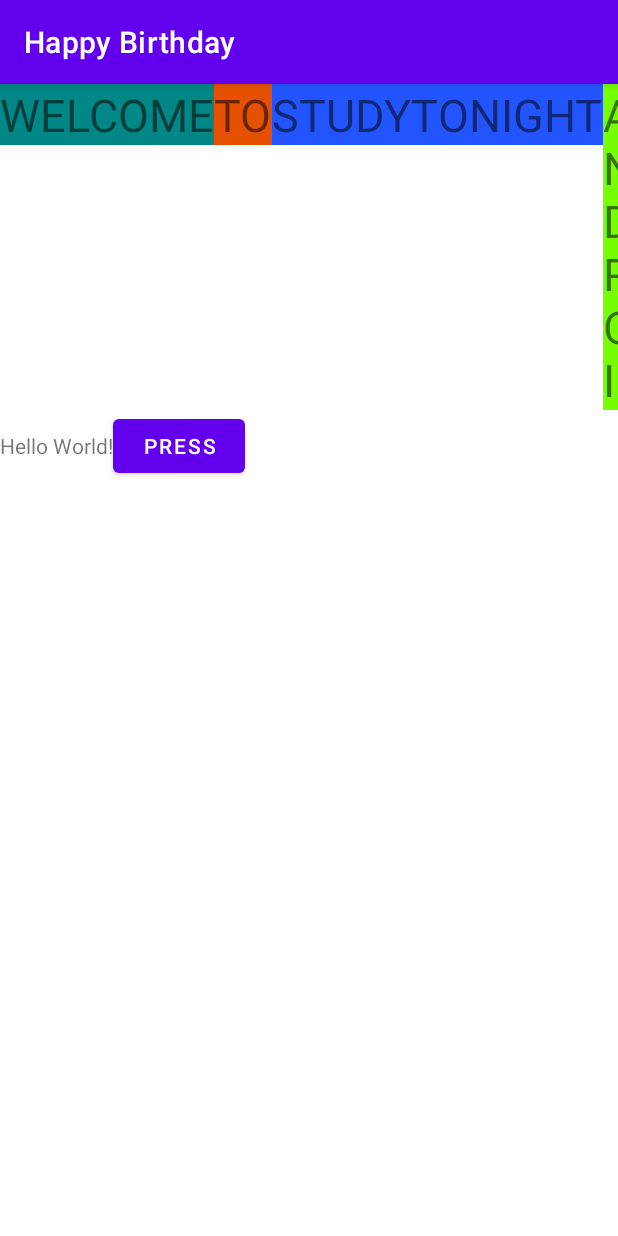
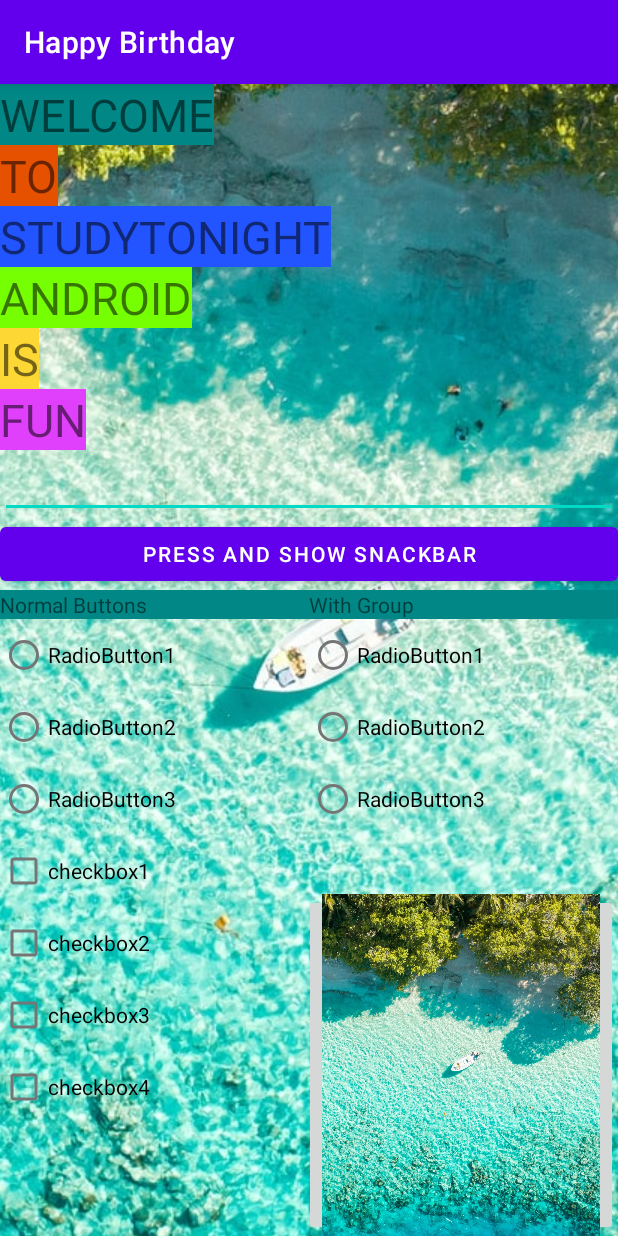
Before and after one commit to rishabhBajpayi/Loconav-Training, an Android app: the screen it shows after launch (MainActivity), on a phone screen of 412 x 824 dp. Run offline under Robolectric (Android 15) with nearby library versions, the phone set to English and light mode, and no system bars.

Commit message:
7may till snackBar

```diff
--- a/app/src/main/java/com/example/happybirthday/MainActivity.kt
+++ b/app/src/main/java/com/example/happybirthday/MainActivity.kt
@@ -1,21 +1,41 @@
 package com.example.happybirthday
 
 import android.os.Bundle
-import android.widget.Button
-import android.widget.LinearLayout
+import android.view.View
+import android.widget.CheckBox
+import android.widget.Toast
 import androidx.appcompat.app.AppCompatActivity
+import com.google.android.material.snackbar.Snackbar
 
 
 class MainActivity : AppCompatActivity() {
     override fun onCreate(savedInstanceState: Bundle?) {
         super.onCreate(savedInstanceState)
         setContentView(R.layout.activity_main)
-        val myButton = Button(this)
-        myButton.layoutParams = LinearLayout.LayoutParams(
-            LinearLayout.LayoutParams.MATCH_PARENT,
-            LinearLayout.LayoutParams.MATCH_PARENT
-        )
-
+        Toast.makeText(applicationContext,"Application is Started",Toast.LENGTH_SHORT).show()
+//        val pressButton = findViewById<View>(R.id.press) as Button
+//        pressButton.setOnClickListener {
+//            print("button pressed");
+//        }
+//        checkStateOfCheckBox()
     }
 
+    fun buttonPressed(v :View){
+        println("button pressed from UI call")
+        val btn = Toast.makeText(applicationContext,"Button Pressed",Toast.LENGTH_SHORT)
+        btn.show();
+        Snackbar.make(v,"Basic SnackBar",4000).setAction("Yes",View.OnClickListener {
+            Toast.makeText(applicationContext,"Dismiss SnackBar",Toast.LENGTH_SHORT).show()
+        }).show()
+    }
+    fun imagePressed(v :View){
+        println("image pressed from UI call")
+        val img = Toast.makeText(applicationContext,"Image Pressed",Toast.LENGTH_SHORT)
+        img.show()
+    }
+    fun checkStateOfCheckBox (){
+        val checkBox = findViewById<View>(android.R.id.checkbox) as CheckBox
+        val checkBoxState = checkBox.isChecked
+        print(checkBoxState)
+    }
 }
--- a/app/src/main/res/layout/activity_main.xml
+++ b/app/src/main/res/layout/activity_main.xml
@@ -1,5 +1,5 @@
 <?xml version="1.0" encoding="utf-8"?>
-<LinearLayout xmlns:android="http://schemas.android.com/apk/res/android"
+<FrameLayout xmlns:android="http://schemas.android.com/apk/res/android"
     xmlns:app="http://schemas.android.com/apk/res-auto"
     xmlns:tools="http://schemas.android.com/tools"
     android:layout_width="match_parent"
@@ -7,10 +7,21 @@
     android:orientation="vertical"
     tools:context=".MainActivity">
 
+    <ImageView
+        android:layout_width="match_parent"
+        android:layout_height="match_parent"
+        android:src="@drawable/beach"
+        android:scaleType="center"/>
+    <LinearLayout
+        android:layout_width="match_parent"
+        android:layout_height="match_parent"
+        android:orientation="vertical">
+
         <LinearLayout
             android:isScrollContainer="true"
             android:layout_width="wrap_content"
-        android:layout_height="wrap_content">
+            android:layout_height="wrap_content"
+            android:orientation="vertical">
 
         <TextView
             android:layout_width="wrap_content"
@@ -61,23 +72,130 @@
             android:textAllCaps="true"/>
         </LinearLayout>
         <LinearLayout
-    android:layout_width="wrap_content"
-    android:layout_height="wrap_content">
+        android:layout_width="match_parent"
+        android:layout_height="wrap_content"
+        android:orientation="vertical">
 
-    <TextView
-        android:layout_width="wrap_content"
+            <EditText
+                android:layout_width="match_parent"
                 android:layout_height="wrap_content"
-        android:text="Hello World!"
-        app:layout_constraintBottom_toBottomOf="parent"
-        app:layout_constraintLeft_toLeftOf="parent"
-        app:layout_constraintRight_toRightOf="parent"
-        app:layout_constraintTop_toTopOf="parent" />
+                android:maxLines="3"
+                android:imeOptions="actionGo" />
 
             <Button
+                android:id="@+id/press"
                 android:layout_width="match_parent"
                 android:layout_height="wrap_content"
-        android:text="press"
+                android:text="press and show SnackBar"
+                android:onClick="buttonPressed"
                 />
         </LinearLayout>
+        <LinearLayout
+            android:layout_width="match_parent"
+            android:layout_height="wrap_content">
+            <TextView
+                android:layout_width="match_parent"
+                android:layout_height="match_parent"
+                android:layout_weight="1"
+                android:background="@color/teal_700"
+                android:text="Normal Buttons"/>
+            <TextView
+                android:layout_width="match_parent"
+                android:layout_height="match_parent"
+                android:layout_weight="1"
+                android:background="@color/teal_700"
+                android:text="With Group"/>
+        </LinearLayout>
+        <LinearLayout
+            android:layout_width="match_parent"
+            android:layout_height="wrap_content"
+            android:orientation="horizontal">
+
+        <LinearLayout
+            android:layout_width="match_parent"
+            android:layout_height="wrap_content"
+            android:orientation="vertical"
+            android:layout_weight="1">
+
+            <RadioButton
+                android:layout_width="match_parent"
+                android:layout_height="wrap_content"
+                android:text="RadioButton1" />
+
+            <RadioButton
+                android:layout_width="match_parent"
+                android:layout_height="wrap_content"
+                android:text="RadioButton2" />
+
+            <RadioButton
+                android:layout_width="match_parent"
+                android:layout_height="wrap_content"
+                android:text="RadioButton3" />
+        </LinearLayout>
+
+        <RadioGroup
+            android:layout_width="match_parent"
+            android:layout_height="wrap_content"
+            android:orientation="vertical"
+            android:layout_weight="1">
+
+            <RadioButton
+                android:layout_width="match_parent"
+                android:layout_height="wrap_content"
+                android:text="RadioButton1" />
+
+            <RadioButton
+                android:layout_width="match_parent"
+                android:layout_height="wrap_content"
+                android:text="RadioButton2" />
+
+            <RadioButton
+                android:layout_width="match_parent"
+                android:layout_height="wrap_content"
+                android:text="RadioButton3" />
+        </RadioGroup>
+        </LinearLayout>
+        <RelativeLayout
+            android:layout_width="match_parent"
+            android:layout_height="match_parent">
+
+            <CheckBox
+                android:id="@+id/checkbox1"
+                android:layout_width="match_parent"
+                android:layout_height="wrap_content"
+                android:text="checkbox1" />
+
+            <CheckBox
+                android:id="@+id/checkbox2"
+                android:layout_width="match_parent"
+                android:layout_height="wrap_content"
+                android:text="checkbox2"
+                android:layout_below="@id/checkbox1"/>
+
+            <CheckBox
+                android:id="@+id/checkbox3"
+                android:layout_width="match_parent"
+                android:layout_height="wrap_content"
+                android:text="checkbox3"
+                android:layout_below="@+id/checkbox2"/>
+
+            <CheckBox
+                android:id="@+id/checkbox4"
+                android:layout_width="match_parent"
+                android:layout_height="wrap_content"
+                android:text="checkbox4"
+                android:layout_below="@+id/checkbox3"/>
+
+            <ImageButton
+                android:layout_width="209dp"
+                android:layout_height="228dp"
+                android:layout_alignParentEnd="true"
+                android:layout_alignParentBottom="true"
+                android:onClick="imagePressed"
+                android:scaleType="centerCrop"
+                android:src="@drawable/beach" />
+        </RelativeLayout>
 
     </LinearLayout>
+
+</FrameLayout>
```
Also changed, not shown: app/src/main/res/drawable/beach.jpeg (added), 1 other file. Lines whose indentation alone changed are shown as unchanged.
